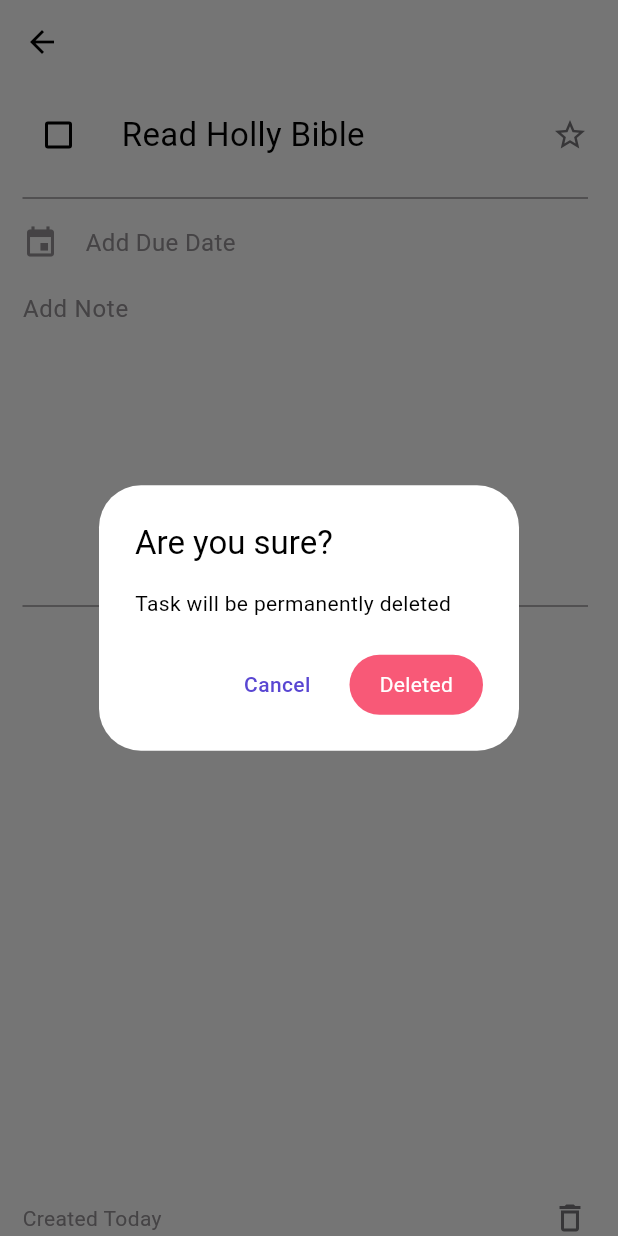
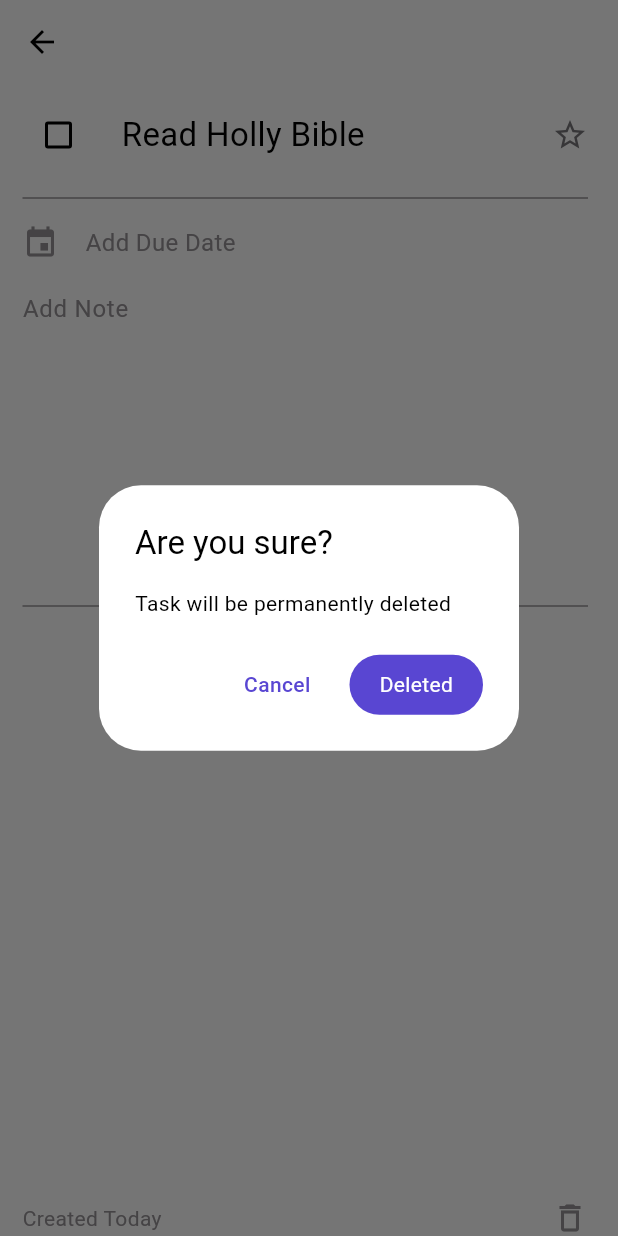
Before and after one commit to weluid/Todo-App, a Flutter app: the TaskInfoScreen screen opened directly with sample values from the repository, after a tap on the "delete outline" icon, on a phone screen of 412 x 824 dp. Run offline on Flutter 3.47's test engine with Material 2 defaults, Android fonts, the phone set to English and light mode, and no system bars; our stand-ins replace animated_theme_switcher, bloc, flutter_bloc, flutter_slidable; generated files the repository leaves out were written again.

Commit message:
Changed colors

```diff
--- a/lib/components/delete_dialog.dart
+++ b/lib/components/delete_dialog.dart
@@ -1,7 +1,5 @@
 import 'package:flutter/material.dart';
 import 'package:flutter_gen/gen_l10n/app_localizations.dart';
-
-import 'package:todo/utilities/constants.dart';
 
 typedef IdCallback = void Function(String id);
 
@@ -43,7 +41,7 @@ class DeletedDialog extends StatelessWidget {
             width: 89,
             decoration: BoxDecoration(
               borderRadius: BorderRadius.circular(50),
-              color: ColorSelect.importantColor,
+              color: Theme.of(context).colorScheme.outlineVariant,
             ),
             child: Center(
               child: Text(
--- a/lib/components/group_tile.dart
+++ b/lib/components/group_tile.dart
@@ -1,5 +1,4 @@
 import 'package:flutter/material.dart';
-import 'package:todo/utilities/constants.dart';
 
 class GroupTile extends StatelessWidget {
   final String listName;
@@ -19,7 +18,7 @@ class GroupTile extends StatelessWidget {
           ),
       title: Text(listName),
       trailing: IconButton(
-        color: ColorSelect.grayColor,
+        color:Theme.of(context).colorScheme.outlineVariant,
         icon: const Icon(Icons.chevron_right),
         onPressed: onPressed,
       ),
--- a/lib/screens/task_info_screen.dart
+++ b/lib/screens/task_info_screen.dart
@@ -7,7 +7,6 @@ import 'package:todo/components/widgets.dart';
 import 'package:todo/models/task.dart';
 import 'package:todo/repository/todo_repository.dart';
 import 'package:todo/screens/splash_screen.dart';
-import 'package:todo/utilities/constants.dart';
 import 'package:flutter_gen/gen_l10n/app_localizations.dart';
 
 import '../bloc/task_extended_bloc/task_extended_bloc.dart';
@@ -95,7 +94,6 @@ class _TaskInfoScreenState extends State<TaskInfoScreen> {
               Row(
                 children: [
                   Checkbox(
-
                     value: _isCompleted,
                     onChanged: (bool? value) {
                       BlocProvider.of<TaskExtendedBloc>(context).add(ToggleMarkEvent(widget.task.id));
@@ -175,7 +173,6 @@ class _TaskInfoScreenState extends State<TaskInfoScreen> {
                     Icon(
                       Icons.event,
                       color: _isDateActive ? Theme.of(context).colorScheme.outlineVariant : Theme.of(context).colorScheme.outline,
-                      // color: ColorSelect.grayColor,
                     ),
                     const SizedBox(width: 18),
                     Text(
@@ -200,7 +197,7 @@ class _TaskInfoScreenState extends State<TaskInfoScreen> {
                             _isDateActive = false;
                           });
                         },
-                        child: Icon(Icons.close, color: ColorSelect.grayColor),
+                        child: Icon(Icons.close, color:  Theme.of(context).colorScheme.outline),
                       ),
                   ],
                 ),
@@ -276,7 +273,7 @@ class _TaskInfoScreenState extends State<TaskInfoScreen> {
                               Navigator.pop(context, true);
                             }
                           },
-                          child: Icon(Icons.delete_outline, color: ColorSelect.grayColor, size: 24),
+                          child: Icon(Icons.delete_outline, color:  Theme.of(context).colorScheme.outline, size: 24),
                         )
                       ],
                     ),
--- a/lib/screens/task_screen.dart
+++ b/lib/screens/task_screen.dart
@@ -161,7 +161,7 @@ class _TaskScreenState extends State<TaskScreen> {
         child: GestureDetector(
           child: Container(
             decoration: BoxDecoration(
-              color: ColorSelect.importantColor,
+              color: Theme.of(context).colorScheme.outlineVariant,
               borderRadius: const BorderRadius.all(Radius.circular(10)),
             ),
             width: double.infinity,
@@ -181,7 +181,7 @@ class _TaskScreenState extends State<TaskScreen> {
 
   _buildEmptyWidget(BuildContext context) {
     return Scaffold(
-      backgroundColor: ColorSelect.lightPurpleBackground,
+      backgroundColor: Theme.of(context).colorScheme.secondary,
       appBar: AppBar(
         actions: [
           IconButton(
@@ -194,7 +194,7 @@ class _TaskScreenState extends State<TaskScreen> {
           )
         ],
         iconTheme: const IconThemeData(color: Colors.white),
-        backgroundColor: ColorSelect.lightPurpleBackground,
+        backgroundColor: Theme.of(context).colorScheme.secondary,
         title: Text(
           groupNameTitle,
           style: const TextStyle(color: Colors.white),
```
Also changed, not shown: lib/components/task_tile.dart (+4 -5 lines).
